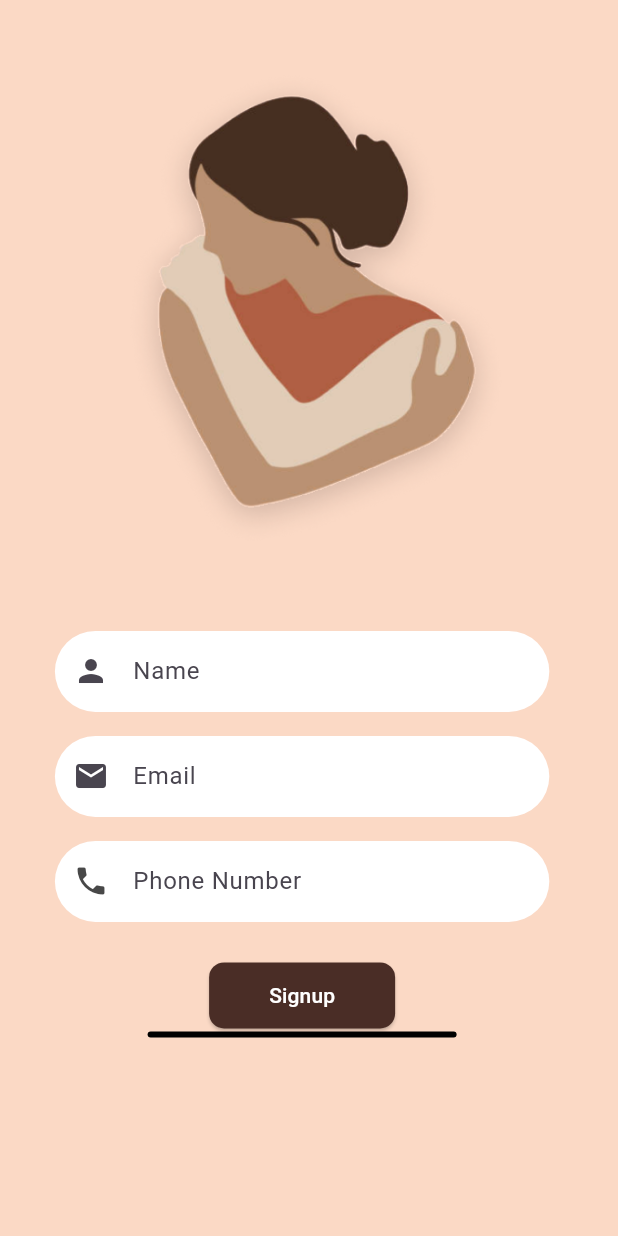
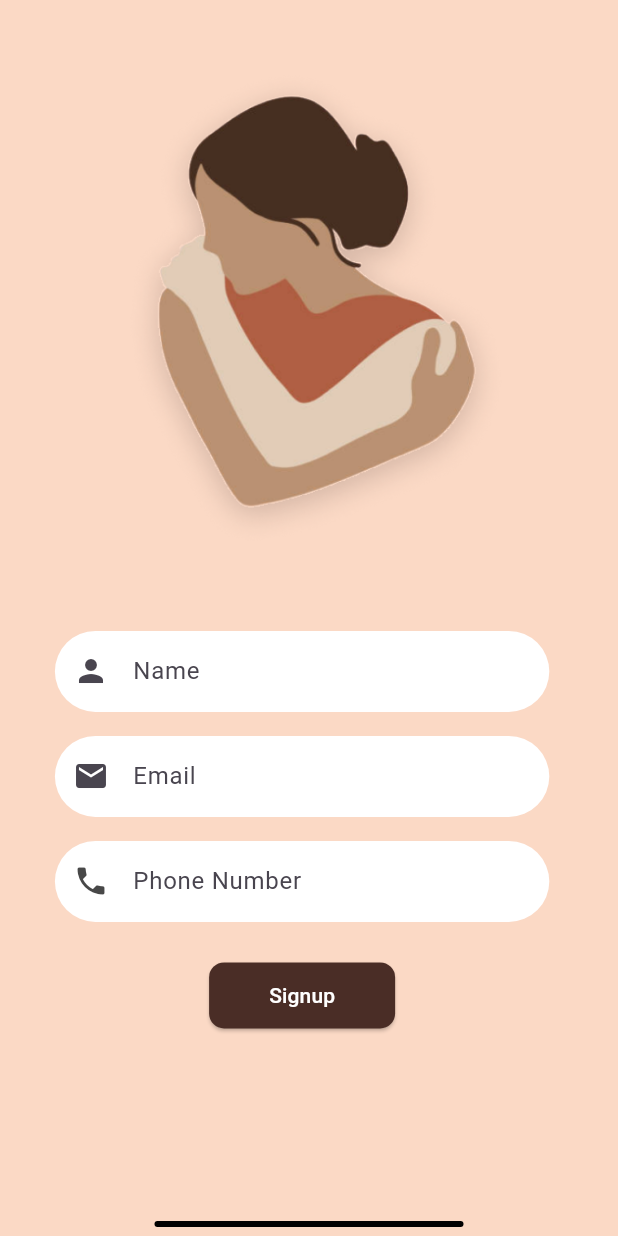
Before and after one commit to vanshika704/utopia, a Flutter app: the Page2 screen opened by its route, on a phone screen of 412 x 824 dp. Run offline on Flutter 3.47's test engine with Material 3 defaults, Android fonts, the phone set to English and light mode, and no system bars; our stand-ins replace get, google_fonts, speech_to_text.

Commit message:
comp ui today

```diff
--- a/lib/pages/Page2.dart
+++ b/lib/pages/Page2.dart
@@ -1,4 +1,137 @@
 
+// import 'package:flutter/material.dart';
+// import 'package:get/get.dart';
+
+// class Page2 extends StatefulWidget {
+//   const Page2({super.key});
+
+//   @override
+//   State<Page2> createState() => _Page2State();
+// }
+
+// class _Page2State extends State<Page2> {
+//   @override
+//   Widget build(BuildContext context) {
+//     double screenWidth = MediaQuery.of(context).size.width;
+
+
+//     return Scaffold(
+//       backgroundColor: const Color.fromRGBO(251, 217, 197, 1),
+//       body: SingleChildScrollView(
+//         child: Padding(
+//           padding: const EdgeInsets.all(16.0),
+//           child: Column(
+//             crossAxisAlignment: CrossAxisAlignment.center,
+//             children: [
+//               const SizedBox(height: 25),
+
+//               // Image
+//               Image.asset(
+//                 'assets/istockphoto-1353464216-612x612 1 (3).png',
+//                 width: MediaQuery.of(context).size.width * 0.9,
+//                 height: MediaQuery.of(context).size.height * 0.4,
+//                 fit: BoxFit.cover,
+//               ),
+
+//               const SizedBox(height: 50),
+
+//               // Name Text Field with reduced width
+//               Container(
+//                 width: MediaQuery.of(context).size.width * 0.8, // Set custom width here
+//                 child: TextFormField(
+//                   decoration: InputDecoration(
+//                     labelText: "Name",
+//                     hintText: "Enter your full name",
+//                     prefixIcon: const Icon(Icons.person),
+//                     filled: true,
+//                     fillColor: Colors.white,
+//                     contentPadding: const EdgeInsets.symmetric(vertical: 15.0),
+//                     border: OutlineInputBorder(
+//                       borderRadius: BorderRadius.circular(30.0),
+//                       borderSide: BorderSide.none,
+//                     ),
+//                   ),
+//                 ),
+//               ),
+//               const SizedBox(height: 16.0),
+
+//               // Email Text Field with reduced width
+//               Container(
+//                 width: MediaQuery.of(context).size.width * 0.8, // Set custom width here
+//                 child: TextFormField(
+//                   decoration: InputDecoration(
+//                     labelText: "Email",
+//                     hintText: "Enter your email",
+//                     prefixIcon: const Icon(Icons.email),
+//                     filled: true,
+//                     fillColor: Colors.white,
+//                     contentPadding: const EdgeInsets.symmetric(vertical: 15.0),
+//                     border: OutlineInputBorder(
+//                       borderRadius: BorderRadius.circular(30.0),
+//                       borderSide: BorderSide.none,
+//                     ),
+//                   ),
+//                   keyboardType: TextInputType.emailAddress,
+//                 ),
+//               ),
+//               const SizedBox(height: 16.0),
+
+//               // Phone Number Text Field with reduced width
+//               Container(
+//                 width: MediaQuery.of(context).size.width * 0.8, // Set custom width here
+//                 child: TextFormField(
+//                   decoration: InputDecoration(
+//                     labelText: "Phone Number",
+//                     hintText: "Enter your phone number",
+//                     prefixIcon: const Icon(Icons.phone, color: Color.fromARGB(255, 72, 72, 72)),
+//                     filled: true,
+//                     fillColor: Colors.white,
+//                     contentPadding: const EdgeInsets.symmetric(vertical: 15.0),
+//                     border: OutlineInputBorder(
+//                       borderRadius: BorderRadius.circular(30.0),
+//                       borderSide: BorderSide.none,
+//                     ),
+//                   ),
+//                   keyboardType: TextInputType.phone,
+//                 ),
+//               ),
+//               const SizedBox(height: 25.0),
+
+//               // Signup Button
+//               ElevatedButton(
+//                 onPressed: () {
+//                  Get.toNamed('/Page3'); // Handle signup action
+//                 },
+//                 style: ElevatedButton.styleFrom(
+//                   backgroundColor: const Color(0xFF4A2D26),
+//                   shape: RoundedRectangleBorder(
+//                     borderRadius: BorderRadius.circular(10),
+//                   ),
+//                   padding: const EdgeInsets.symmetric(horizontal: 40.0, vertical: 12.0),
+//                 ),
+//                 child: const Text(
+//                   "Signup",
+//                   style: TextStyle(color: Colors.white),
+//                 ),
+//               ),
+//                 Positioned(
+//             bottom: 10,
+//             child: Container(
+//               width: screenWidth * 0.50,
+//               height: 4,
+//               decoration: BoxDecoration(
+//                 color: const Color.fromARGB(255, 0, 0, 0),
+//                 borderRadius: BorderRadius.circular(12),
+//               ),
+//             ),
+//           ),
+//             ],
+//           ),
+//         ),
+//       ),
+//     );
+//   }
+// }
 import 'package:flutter/material.dart';
 import 'package:get/get.dart';
 
@@ -14,10 +147,11 @@ class _Page2State extends State<Page2> {
   Widget build(BuildContext context) {
     double screenWidth = MediaQuery.of(context).size.width;
 
-
     return Scaffold(
       backgroundColor: const Color.fromRGBO(251, 217, 197, 1),
-      body: SingleChildScrollView(
+      body: Stack(
+        children: [
+          SingleChildScrollView(
             child: Padding(
               padding: const EdgeInsets.all(16.0),
               child: Column(
@@ -114,20 +248,27 @@ class _Page2State extends State<Page2> {
                       style: TextStyle(color: Colors.white),
                     ),
                   ),
-                Positioned(
-            bottom: 10,
+                ],
+              ),
+            ),
+          ),
+
+          // Bottom Indicator at the bottom of the page
+          Align(
+            alignment: Alignment.bottomCenter,
+
             child: Container(
               width: screenWidth * 0.50,
               height: 4,
+              margin: EdgeInsets.only(bottom: 6),
               decoration: BoxDecoration(
                 color: const Color.fromARGB(255, 0, 0, 0),
                 borderRadius: BorderRadius.circular(12),
               ),
             ),
           ),
+
         ],
-          ),
-        ),
       ),
     );
   }
```
Lines whose indentation alone changed are shown as unchanged.
